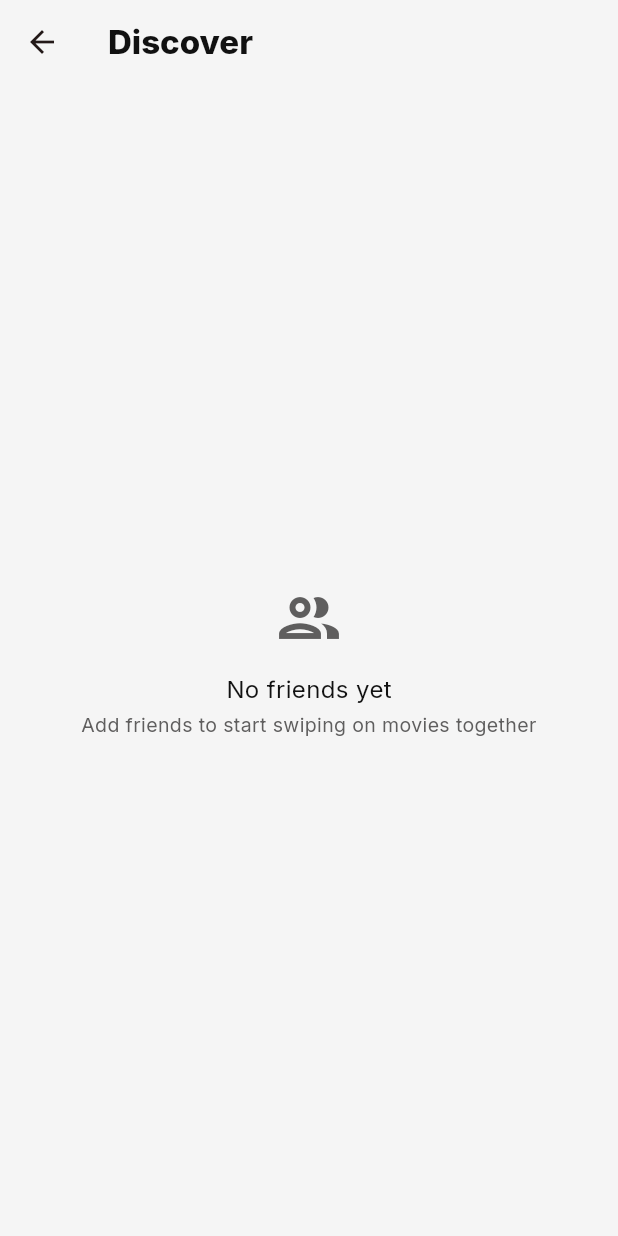
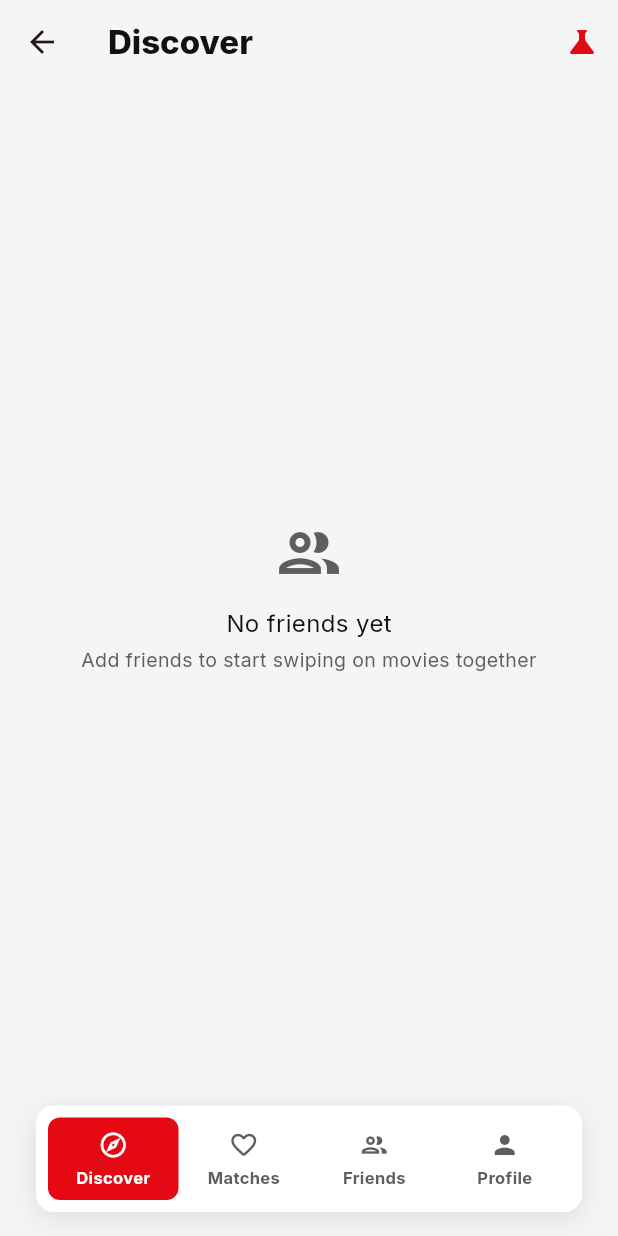
Before and after one commit to kimchi11y/AuraView, a Flutter app: the DiscoverScreen screen opened directly, on a phone screen of 412 x 824 dp. Run offline on Flutter 3.47's test engine with Material 3 defaults, Android fonts, the phone set to English and light mode, and no system bars; our stand-ins replace cloud_firestore, firebase_auth, firebase_core, firebase_storage, google_fonts, image_picker; accounts and stored records are empty.

Commit message:
fix match service

```diff
--- /dev/null
+++ b/lib/data/fake_movies.dart
@@ -0,0 +1,164 @@
+import '../models/movie.dart';
+
+final List<Movie> fakeMovies = [
+  const Movie(
+    id: 'fake_001',
+    title: 'The Midnight Sky',
+    year: '2024',
+    genres: 'Sci-Fi, Drama',
+    posterUrl: 'https://picsum.photos/seed/movie1/300/450',
+    rating: 7.8,
+  ),
+  const Movie(
+    id: 'fake_002',
+    title: 'Crimson Echoes',
+    year: '2023',
+    genres: 'Thriller, Mystery',
+    posterUrl: 'https://picsum.photos/seed/movie2/300/450',
+    rating: 8.2,
+  ),
+  const Movie(
+    id: 'fake_003',
+    title: 'Laugh Track',
+    year: '2024',
+    genres: 'Comedy, Romance',
+    posterUrl: 'https://picsum.photos/seed/movie3/300/450',
+    rating: 6.5,
+  ),
+  const Movie(
+    id: 'fake_004',
+    title: 'Neon Drift',
+    year: '2023',
+    genres: 'Action, Sci-Fi',
+    posterUrl: 'https://picsum.photos/seed/movie4/300/450',
+    rating: 7.1,
+  ),
+  const Movie(
+    id: 'fake_005',
+    title: 'The Last Garden',
+    year: '2024',
+    genres: 'Drama, Romance',
+    posterUrl: 'https://picsum.photos/seed/movie5/300/450',
+    rating: 8.9,
+  ),
+  const Movie(
+    id: 'fake_006',
+    title: 'Shadow Protocol',
+    year: '2022',
+    genres: 'Action, Thriller',
+    posterUrl: 'https://picsum.photos/seed/movie6/300/450',
+    rating: 7.4,
+  ),
+  const Movie(
+    id: 'fake_007',
+    title: 'Whispers in the Rain',
+    year: '2023',
+    genres: 'Drama, Mystery',
+    posterUrl: 'https://picsum.photos/seed/movie7/300/450',
+    rating: 7.9,
+  ),
+  const Movie(
+    id: 'fake_008',
+    title: 'Cosmic Voyage',
+    year: '2024',
+    genres: 'Adventure, Sci-Fi',
+    posterUrl: 'https://picsum.photos/seed/movie8/300/450',
+    rating: 8.5,
+  ),
+  const Movie(
+    id: 'fake_009',
+    title: 'Fractured Glass',
+    year: '2023',
+    genres: 'Horror, Thriller',
+    posterUrl: 'https://picsum.photos/seed/movie9/300/450',
+    rating: 6.8,
+  ),
+  const Movie(
+    id: 'fake_010',
+    title: 'Golden Hour',
+    year: '2024',
+    genres: 'Romance, Drama',
+    posterUrl: 'https://picsum.photos/seed/movie10/300/450',
+    rating: 7.6,
+  ),
+  const Movie(
+    id: 'fake_011',
+    title: 'Iron Circuit',
+    year: '2022',
+    genres: 'Action, Sci-Fi',
+    posterUrl: 'https://picsum.photos/seed/movie11/300/450',
+    rating: 6.9,
+  ),
+  const Movie(
+    id: 'fake_012',
+    title: 'Beneath the Surface',
+    year: '2023',
+    genres: 'Drama, Thriller',
+    posterUrl: 'https://picsum.photos/seed/movie12/300/450',
+    rating: 8.1,
+  ),
+  const Movie(
+    id: 'fake_013',
+    title: 'Pixel Hearts',
+    year: '2024',
+    genres: 'Animation, Family',
+    posterUrl: 'https://picsum.photos/seed/movie13/300/450',
+    rating: 7.3,
+  ),
+  const Movie(
+    id: 'fake_014',
+    title: 'The Wanderer',
+    year: '2022',
+    genres: 'Adventure, Fantasy',
+    posterUrl: 'https://picsum.photos/seed/movie14/300/450',
+    rating: 8.0,
+  ),
+  const Movie(
+    id: 'fake_015',
+    title: 'Static Noise',
+    year: '2023',
+    genres: 'Horror, Mystery',
+    posterUrl: 'https://picsum.photos/seed/movie15/300/450',
+    rating: 6.3,
+  ),
+  const Movie(
+    id: 'fake_016',
+    title: 'Silver Lining',
+    year: '2024',
+    genres: 'Comedy, Drama',
+    posterUrl: 'https://picsum.photos/seed/movie16/300/450',
+    rating: 7.7,
+  ),
+  const Movie(
+    id: 'fake_017',
+    title: 'Depth Charge',
+    year: '2023',
+    genres: 'Action, War',
+    posterUrl: 'https://picsum.photos/seed/movie17/300/450',
+    rating: 7.0,
+  ),
+  const Movie(
+    id: 'fake_018',
+    title: 'Echoes of Tomorrow',
+    year: '2024',
+    genres: 'Sci-Fi, Drama',
+    posterUrl: 'https://picsum.photos/seed/movie18/300/450',
+    rating: 8.4,
+  ),
+  const Movie(
+    id: 'fake_019',
+    title: 'Velvet Night',
+    year: '2022',
+    genres: 'Noir, Crime',
+    posterUrl: 'https://picsum.photos/seed/movie19/300/450',
+    rating: 7.5,
+  ),
+  const Movie(
+    id: 'fake_020',
+    title: 'Sunrise Over Mars',
+    year: '2024',
+    genres: 'Sci-Fi, Adventure',
+    posterUrl: 'https://picsum.photos/seed/movie20/300/450',
+    rating: 8.7,
+  ),
+];
--- a/lib/screens/discover_screen.dart
+++ b/lib/screens/discover_screen.dart
@@ -8,8 +8,11 @@ import '../services/swipe_service.dart';
 import '../services/friend_service.dart';
 import '../theme/app_theme.dart';
 import '../theme/social_colors.dart';
+import '../widgets/app_bottom_nav_bar.dart';
 import '../widgets/swipe_card.dart';
 import '../widgets/match_overlay.dart';
+import 'friends_screen.dart';
+import 'profile_screen.dart';
 import 'shared_matches_screen.dart';
 
 class DiscoverScreen extends StatefulWidget {
@@ -40,10 +43,12 @@ class _DiscoverScreenState extends State<DiscoverScreen> {
   bool _isLoadingMovies = false;
   bool _isLoadingInitial = true;
   Set<String> _swipedMovieIds = {};
+  bool _fakeMode = true;
 
   @override
   void initState() {
     super.initState();
+    MovieService.useFakeData = _fakeMode;
     if (widget.friendId != null) {
       _activeFriendId = widget.friendId;
       _activeFriendName = widget.friendName ?? 'Friend';
@@ -164,6 +169,14 @@ class _DiscoverScreenState extends State<DiscoverScreen> {
     }
   }
 
+  void _toggleFakeMode() {
+    setState(() {
+      _fakeMode = !_fakeMode;
+      MovieService.useFakeData = _fakeMode;
+    });
+    _loadMovies();
+  }
+
   Future<String> _fetchFriendAvatar(String friendId) async {
     final doc = await FirebaseFirestore.instance
         .collection('users')
@@ -216,6 +229,42 @@ class _DiscoverScreenState extends State<DiscoverScreen> {
             fontWeight: FontWeight.w800,
           ),
         ),
+        actions: [
+          IconButton(
+            icon: Icon(
+              _fakeMode ? Icons.science : Icons.science_outlined,
+              color: _fakeMode ? AppColors.primary : AppColors.mutedText,
+            ),
+            tooltip: _fakeMode ? 'Fake data ON' : 'Fake data OFF',
+            onPressed: _toggleFakeMode,
+          ),
+        ],
+      ),
+      bottomNavigationBar: AppBottomNavBar(
+        currentIndex: 0,
+        onTap: (index) {
+          if (index == 0) return;
+          if (index == 1) {
+            ScaffoldMessenger.of(context).showSnackBar(
+              const SnackBar(content: Text('Matches screen not ready yet')),
+            );
+            return;
+          }
+          if (index == 2) {
+            Navigator.pushReplacement(
+              context,
+              MaterialPageRoute(builder: (_) => const FriendsScreen()),
+            );
+            return;
+          }
+          if (index == 3) {
+            Navigator.push(
+              context,
+              MaterialPageRoute(builder: (_) => const ProfileScreen()),
+            );
+            return;
+          }
+        },
       ),
       body: _activeFriendId == null ? _buildFriendPicker() : _buildSwipeDeck(),
     );
@@ -324,12 +373,12 @@ class _DiscoverScreenState extends State<DiscoverScreen> {
                 ignoring: i > 0,
                 child: Transform.scale(
                   scale: 1.0 - (i * 0.04),
-                  child: SwipeCard(
-                    movie: _movies[i],
-                    onSwipeRight: () {},
-                    onSwipeLeft: () {},
-                    isTopCard: false,
-                  ),
+                    child: SwipeCard(
+                      movie: _movies[i],
+                      onSwipeRight: (_) {},
+                      onSwipeLeft: (_) {},
+                      isTopCard: false,
+                    ),
                 ),
               ),
             ),
@@ -340,8 +389,8 @@ class _DiscoverScreenState extends State<DiscoverScreen> {
             top: 24,
             child: SwipeCard(
               movie: _movies[0],
-              onSwipeRight: () => _onSwipeRight(_movies[0]),
-              onSwipeLeft: () => _onSwipeLeft(_movies[0]),
+              onSwipeRight: (m) => _onSwipeRight(m),
+              onSwipeLeft: (m) => _onSwipeLeft(m),
               isTopCard: true,
             ),
           ),
--- a/lib/services/movie_service.dart
+++ b/lib/services/movie_service.dart
@@ -1,8 +1,13 @@
+import 'dart:math';
+
 import 'package:cloud_firestore/cloud_firestore.dart';
 
+import '../data/fake_movies.dart';
 import '../models/movie.dart';
 
 class MovieService {
+  static bool useFakeData = false;
+
   final FirebaseFirestore _db = FirebaseFirestore.instance;
 
   Future<List<Movie>> fetchMovies({
@@ -12,6 +17,10 @@ class MovieService {
     required String friendId,
     required String userId,
   }) async {
+    if (useFakeData) {
+      return _fetchFakeMovies(excludeIds: excludeIds, limit: limit);
+    }
+
     var query = _db.collection('movies_cache').limit(limit);
 
     if (startAfter != null) {
@@ -41,4 +50,18 @@ class MovieService {
         .map((doc) => doc['movieId'] as String)
         .toSet();
   }
+
+  List<Movie> _fetchFakeMovies({
+    List<String>? excludeIds,
+    int limit = 10,
+  }) {
+    final excludeSet = excludeIds?.toSet() ?? {};
+    final available = fakeMovies
+        .where((m) => !excludeSet.contains(m.id))
+        .toList();
+
+    available.shuffle(Random());
+
+    return available.take(limit).toList();
+  }
 }
```
Also changed, not shown: lib/screens/shared_matches_screen.dart (+20 -0 lines), lib/services/swipe_service.dart (+15 -0 lines), lib/widgets/swipe_card.dart (+4 -4 lines).
